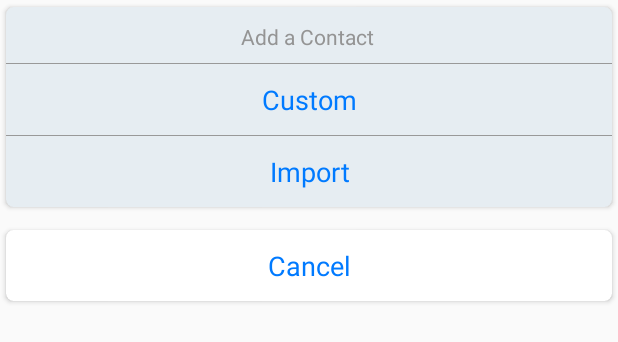
After one commit to daniel-reich/activityMaximizer, an Android app: the layout addcontactdialog.xml on its own in the app's theme, with its tools: preview values and no code run, on a phone screen of 412 x 824 dp. The commit adds this screen. Shown: the top 342 px of the screen. Run offline under Robolectric (Android 15) with nearby library versions, the phone set to English and light mode, and no system bars.

Commit message:
add more screens

```diff
--- a/app/src/main/java/Fragments/Tools.java
+++ b/app/src/main/java/Fragments/Tools.java
@@ -14,7 +14,6 @@ import android.widget.LinearLayout;
 
 import u.activitymanager.HomeActivity;
 import u.activitymanager.R;
-import u.activitymanager.SavingCalculator;
 
 /**
  * Created by Surbhi on 16-02-2017.
--- /dev/null
+++ b/app/src/main/res/layout/addcontactdialog.xml
@@ -0,0 +1,99 @@
+<?xml version="1.0" encoding="utf-8"?>
+<LinearLayout xmlns:android="http://schemas.android.com/apk/res/android"
+    xmlns:app="http://schemas.android.com/apk/res-auto"
+    android:orientation="vertical"
+    android:layout_width="match_parent"
+    android:layout_height="wrap_content"
+    android:background="@android:color/transparent">
+
+
+    <android.support.v7.widget.CardView
+        android:layout_width="match_parent"
+        android:layout_height="wrap_content"
+        app:cardBackgroundColor="@color/colorAccent"
+        app:cardUseCompatPadding="true"
+        app:cardCornerRadius="5dp">
+        <LinearLayout
+            android:layout_width="match_parent"
+            android:layout_height="wrap_content"
+            android:orientation="vertical">
+
+
+            <TextView
+                android:layout_width="match_parent"
+                android:layout_height="wrap_content"
+                android:fontFamily="sans-serif"
+                android:text="Add a Contact"
+                android:textSize="14sp"
+                android:textColor="#949494"
+                android:gravity="center"
+                android:paddingBottom="8dp"
+                android:paddingTop="10dp"
+                android:paddingRight="10dp"
+                android:paddingLeft="8dp"/>
+            <View
+                android:layout_width="match_parent"
+                android:layout_height="0.7dp"
+                android:background="#999"></View>
+            <TextView
+                android:layout_width="match_parent"
+                android:layout_height="wrap_content"
+                android:fontFamily="sans-serif"
+                android:text="Custom"
+                android:textSize="18sp"
+                android:textColor="@color/blue"
+                android:gravity="center"
+                android:id="@+id/tv_edit_profile"
+                android:paddingBottom="11dp"
+                android:paddingTop="11dp"
+                android:paddingRight="8dp"
+                android:paddingLeft="8dp"/>
+            <View
+                android:layout_width="match_parent"
+                android:layout_height="0.7dp"
+                android:background="#999"></View>
+
+            <TextView
+                android:layout_width="match_parent"
+                android:layout_height="wrap_content"
+                android:fontFamily="sans-serif"
+                android:text="Import"
+                android:textSize="18sp"
+                android:textColor="@color/blue"
+                android:id="@+id/tv_admin"
+                android:gravity="center"
+                android:paddingBottom="11dp"
+                android:paddingTop="11dp"
+                android:paddingRight="8dp"
+
+                android:paddingLeft="8dp"/>
+
+        </LinearLayout>
+    </android.support.v7.widget.CardView>
+
+    <!--<View-->
+    <!--android:layout_width="match_parent"-->
+    <!--android:layout_height="0.7dp"-->
+    <!--android:background="#999"></View>-->
+
+    <android.support.v7.widget.CardView
+        android:layout_width="match_parent"
+        android:layout_height="wrap_content"
+        app:cardBackgroundColor="@color/white"
+        app:cardUseCompatPadding="true"
+        android:layout_marginTop="6dp"
+        app:cardCornerRadius="5dp">
+        <TextView
+            android:layout_width="match_parent"
+            android:layout_height="wrap_content"
+            android:fontFamily="sans-serif"
+            android:text="Cancel"
+            android:textSize="18sp"
+            android:textColor="@color/blue"
+            android:gravity="center"
+            android:paddingBottom="11dp"
+            android:paddingTop="11dp"
+            android:paddingRight="8dp"
+            android:paddingLeft="8dp"/>
+    </android.support.v7.widget.CardView>
+</LinearLayout>
```
Also changed, not shown: app/src/main/java/Fragments/Achievements.java (added, +26 -0 lines), app/src/main/java/Fragments/ContactFragment.java (+15 -2 lines), app/src/main/java/Fragments/SavingCalculator.java (renamed from app/src/main/java/u/activitymanager/SavingCalculator.java, +20 -9 lines), app/src/main/res/layout/achievement_fragment.xml (added, +11 -0 lines), app/src/main/res/layout/achievementsadapter.xml (added, +13 -0 lines), app/src/main/res/drawable/contacts_badge.png (added).
